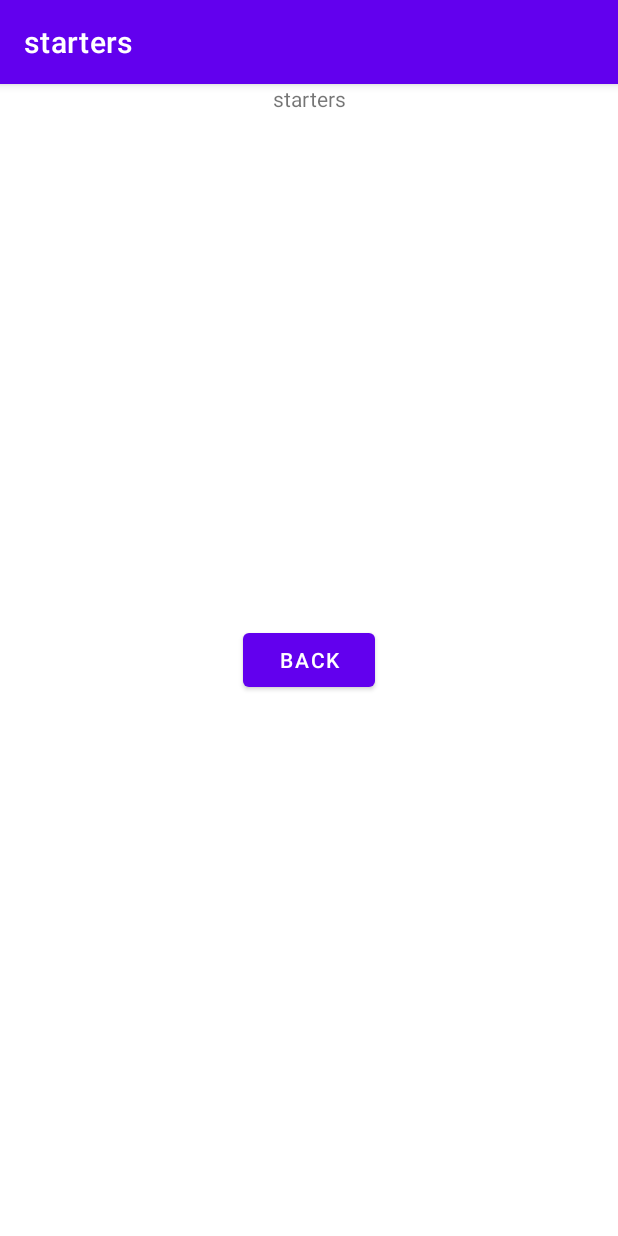
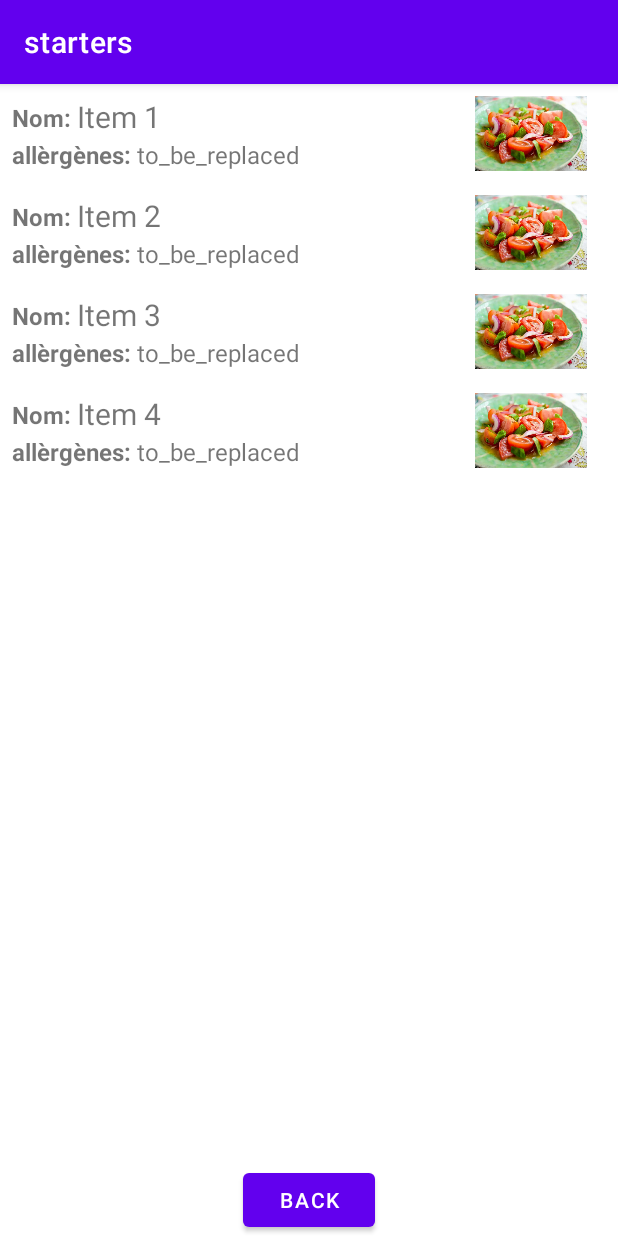
Before and after one commit to Ch1nkara/AndroidERestaurant, an Android app: the screen it shows after launch (MealListActivity), after a tap on "ENTRÉES", on a phone screen of 412 x 824 dp. Run offline under Robolectric (Android 15) with nearby library versions, the phone set to English and light mode, and no system bars.

Commit message:
working recycle view

```diff
--- a/app/build.gradle
+++ b/app/build.gradle
@@ -41,6 +41,7 @@ dependencies {
     implementation 'androidx.appcompat:appcompat:1.6.0'
     implementation 'com.google.android.material:material:1.7.0'
     implementation 'androidx.constraintlayout:constraintlayout:2.1.4'
+    implementation 'androidx.recyclerview:recyclerview:1.2.1'
     testImplementation 'junit:junit:4.13.2'
     androidTestImplementation 'androidx.test.ext:junit:1.1.5'
     androidTestImplementation 'androidx.test.espresso:espresso-core:3.5.1'
--- a/app/src/main/AndroidManifest.xml
+++ b/app/src/main/AndroidManifest.xml
@@ -12,6 +12,13 @@
         android:supportsRtl="true"
         android:theme="@style/Theme.AndroidERestaurant"
         tools:targetApi="31">
+        <activity
+            android:name=".TestMain"
+            android:exported="false">
+            <meta-data
+                android:name="android.app.lib_name"
+                android:value="" />
+        </activity>
         <activity
             android:name=".MealListActivity"
             android:exported="false">
--- /dev/null
+++ b/app/src/main/java/fr/isen/vincentdubaret/androiderestaurant/CategorieAdapter.kt
@@ -0,0 +1,30 @@
+package fr.isen.vincentdubaret.androiderestaurant
+
+import android.view.LayoutInflater
+import android.view.View
+import android.view.ViewGroup
+import android.widget.TextView
+import androidx.annotation.NonNull
+import androidx.recyclerview.widget.RecyclerView
+import org.jetbrains.annotations.NonNls
+
+internal class CategorieAdapter(var myArrayList: ArrayList<String>) : RecyclerView.Adapter<CategorieAdapter.MyViewHolder>() {
+
+    internal inner class MyViewHolder(view: View) : RecyclerView.ViewHolder(view) {
+        val contentName: TextView = view.findViewById(R.id.content_name)
+    }
+    @NonNull
+    override fun onCreateViewHolder(parent: ViewGroup, viewType: Int): MyViewHolder {
+        val view = LayoutInflater.from(parent.context)
+            .inflate(R.layout.item_list, parent, false)
+        return MyViewHolder(view)
+    }
+
+    override fun onBindViewHolder(holder: MyViewHolder, position: Int) {
+        val item = myArrayList[position]
+        holder.contentName.text = item
+    }
+
+    override fun getItemCount(): Int = myArrayList.size
+
+}
--- a/app/src/main/java/fr/isen/vincentdubaret/androiderestaurant/MealListActivity.kt
+++ b/app/src/main/java/fr/isen/vincentdubaret/androiderestaurant/MealListActivity.kt
@@ -1,29 +1,53 @@
 package fr.isen.vincentdubaret.androiderestaurant
 
+import android.annotation.SuppressLint
 import android.content.Intent
 import android.os.Bundle
+import android.util.Log
 import androidx.appcompat.app.AppCompatActivity
-import fr.isen.vincentdubaret.androiderestaurant.databinding.ActivityMealListBinding
+import androidx.recyclerview.widget.LinearLayoutManager
+import androidx.recyclerview.widget.RecyclerView
+//import fr.isen.vincentdubaret.androiderestaurant.databinding.ActivityMealListBinding
 
 class MealListActivity : AppCompatActivity() {
-    private lateinit var binding: ActivityMealListBinding
+    //private lateinit var binding: ActivityMealListBinding
+
+    private val itemsList = ArrayList<String>()
+    private lateinit var myCategoryAdapter : CategorieAdapter
+
+    @SuppressLint("NotifyDataSetChanged")
     override fun onCreate(savedInstanceState: Bundle?) {
         super.onCreate(savedInstanceState)
-        binding = ActivityMealListBinding.inflate(layoutInflater)
-        val view = binding.root
-        setContentView(view)
+        //binding = ActivityMealListBinding.inflate(layoutInflater)
+        //val view = binding.root
+        setContentView(R.layout.activity_meal_list)
 
         val extras = intent.extras
         if (extras != null) {
             var value = extras.getString("menu")
-            binding.menuName.text = value
             supportActionBar?.title = value
-            //The key argument here must match that used in the other activity
         }
 
-        binding.buttonBack.setOnClickListener {
-            val my_intent = Intent(this@MealListActivity, HomeActivity::class.java)
-            startActivity(my_intent)
-        }
+        val recyclerView: RecyclerView = findViewById(R.id.recycle_view)
+        myCategoryAdapter = CategorieAdapter(itemsList)
+        val layoutManager = LinearLayoutManager(applicationContext)
+        recyclerView.layoutManager = layoutManager
+        recyclerView.adapter = myCategoryAdapter
+        prepareItems()
+
+
+        //binding.buttonBack.setOnClickListener {
+        //    val my_intent = Intent(this@MealListActivity, HomeActivity::class.java)
+        //    startActivity(my_intent)
+        //}
     }
+    private fun prepareItems() {
+        itemsList.add("Item 1")
+        itemsList.add("Item 2")
+        itemsList.add("Item 3")
+        itemsList.add("Item 4")
+        Log.d("HUMAN", itemsList.toString())
+        myCategoryAdapter.notifyDataSetChanged()
+    }
+
 }
--- a/app/src/main/res/layout/activity_meal_list.xml
+++ b/app/src/main/res/layout/activity_meal_list.xml
@@ -6,15 +6,6 @@
     android:layout_height="match_parent"
     tools:context=".MealListActivity">
 
-    <TextView
-        android:id="@+id/menu_name"
-        android:layout_width="wrap_content"
-        android:layout_height="wrap_content"
-        android:text="to_be_replaced"
-        app:layout_constraintEnd_toEndOf="parent"
-        app:layout_constraintStart_toStartOf="parent"
-        app:layout_constraintTop_toTopOf="parent" />
-
     <Button
         android:id="@+id/button_back"
         android:layout_width="wrap_content"
@@ -22,7 +13,15 @@
         android:text="Back"
         app:layout_constraintBottom_toBottomOf="parent"
         app:layout_constraintEnd_toEndOf="parent"
-        app:layout_constraintStart_toStartOf="parent"
-        app:layout_constraintTop_toTopOf="parent" />
+        app:layout_constraintStart_toStartOf="parent" />
+
+    <androidx.recyclerview.widget.RecyclerView
+        android:id="@+id/recycle_view"
+        android:layout_width="match_parent"
+        android:layout_height="match_parent"
+        tools:layout_editor_absoluteX="16dp"
+        tools:layout_editor_absoluteY="0dp"
+        tools:itemCount="5"
+        tools:listitem=""/>
 
 </androidx.constraintlayout.widget.ConstraintLayout>
--- /dev/null
+++ b/app/src/main/res/layout/item_list.xml
@@ -0,0 +1,62 @@
+<?xml version="1.0" encoding="utf-8"?>
+<LinearLayout xmlns:android="http://schemas.android.com/apk/res/android"
+    xmlns:app="http://schemas.android.com/apk/res-auto"
+    android:layout_margin="8dp"
+    android:layout_width="match_parent"
+    android:layout_height="wrap_content">
+
+    <androidx.constraintlayout.widget.ConstraintLayout
+        android:layout_width="match_parent"
+        android:layout_height="match_parent">
+
+        <ImageView
+            android:id="@+id/image_meal"
+            android:layout_width="100dp"
+            android:layout_height="50dp"
+            app:layout_constraintEnd_toEndOf="parent"
+            app:layout_constraintTop_toTopOf="parent"
+            app:srcCompat="@drawable/entree" />
+
+        <TextView
+            android:id="@+id/content_allergen"
+            android:layout_width="wrap_content"
+            android:layout_height="wrap_content"
+            android:text="to_be_replaced"
+            android:textSize="16sp"
+            app:layout_constraintBottom_toBottomOf="@+id/image_meal"
+            app:layout_constraintStart_toEndOf="@+id/text_allergen"
+            app:layout_constraintTop_toBottomOf="@+id/content_name" />
+
+        <TextView
+            android:id="@+id/content_name"
+            android:layout_width="wrap_content"
+            android:layout_height="wrap_content"
+            android:text="to_be_replaced"
+            android:textSize="20sp"
+            app:layout_constraintStart_toEndOf="@+id/text_name"
+            app:layout_constraintTop_toTopOf="parent" />
+
+        <TextView
+            android:id="@+id/text_name"
+            android:layout_width="wrap_content"
+            android:layout_height="wrap_content"
+            android:text="Nom: "
+            android:textSize="16sp"
+            android:textStyle="bold"
+            app:layout_constraintBottom_toTopOf="@+id/text_allergen"
+            app:layout_constraintStart_toStartOf="parent"
+            app:layout_constraintTop_toTopOf="@+id/image_meal" />
+
+        <TextView
+            android:id="@+id/text_allergen"
+            android:layout_width="wrap_content"
+            android:layout_height="wrap_content"
+            android:text="allèrgènes: "
+            android:textSize="16sp"
+            android:textStyle="bold"
+            app:layout_constraintBottom_toBottomOf="@+id/image_meal"
+            app:layout_constraintStart_toStartOf="parent"
+            app:layout_constraintTop_toBottomOf="@+id/content_name" />
+    </androidx.constraintlayout.widget.ConstraintLayout>
+
+</LinearLayout>
```
Also changed, not shown: app/src/main/res/drawable/entree.png (added).
